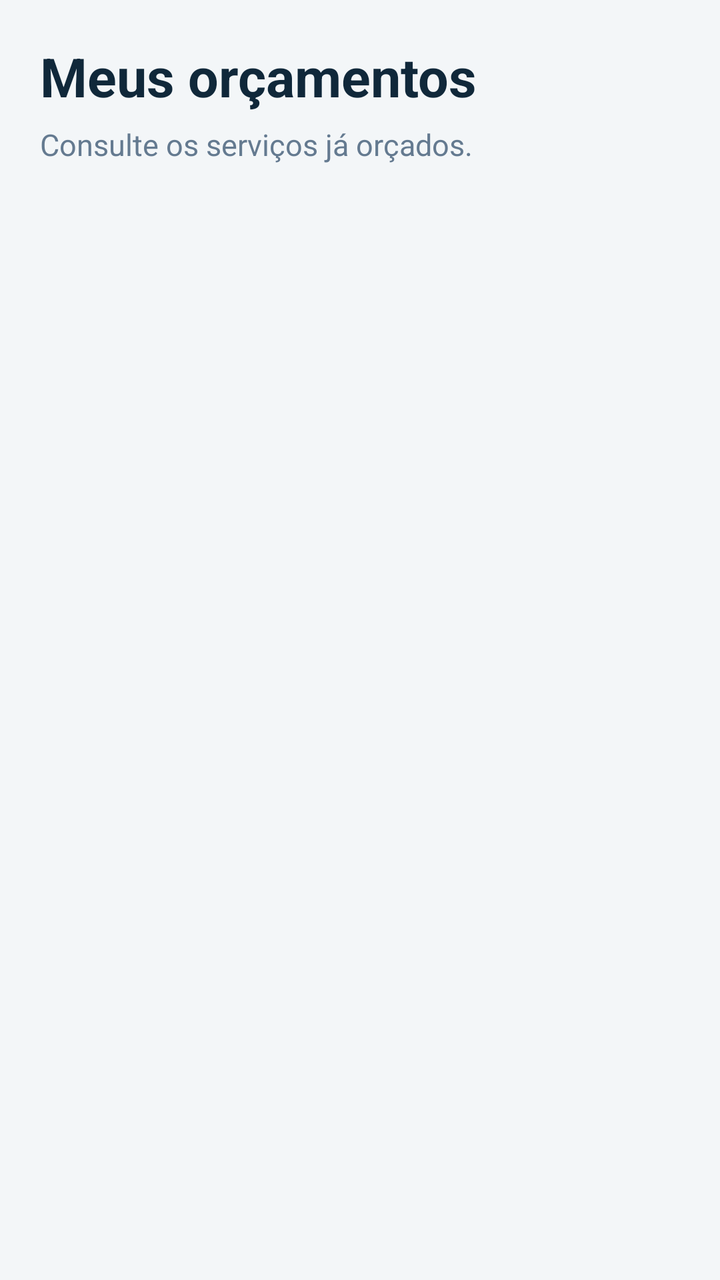
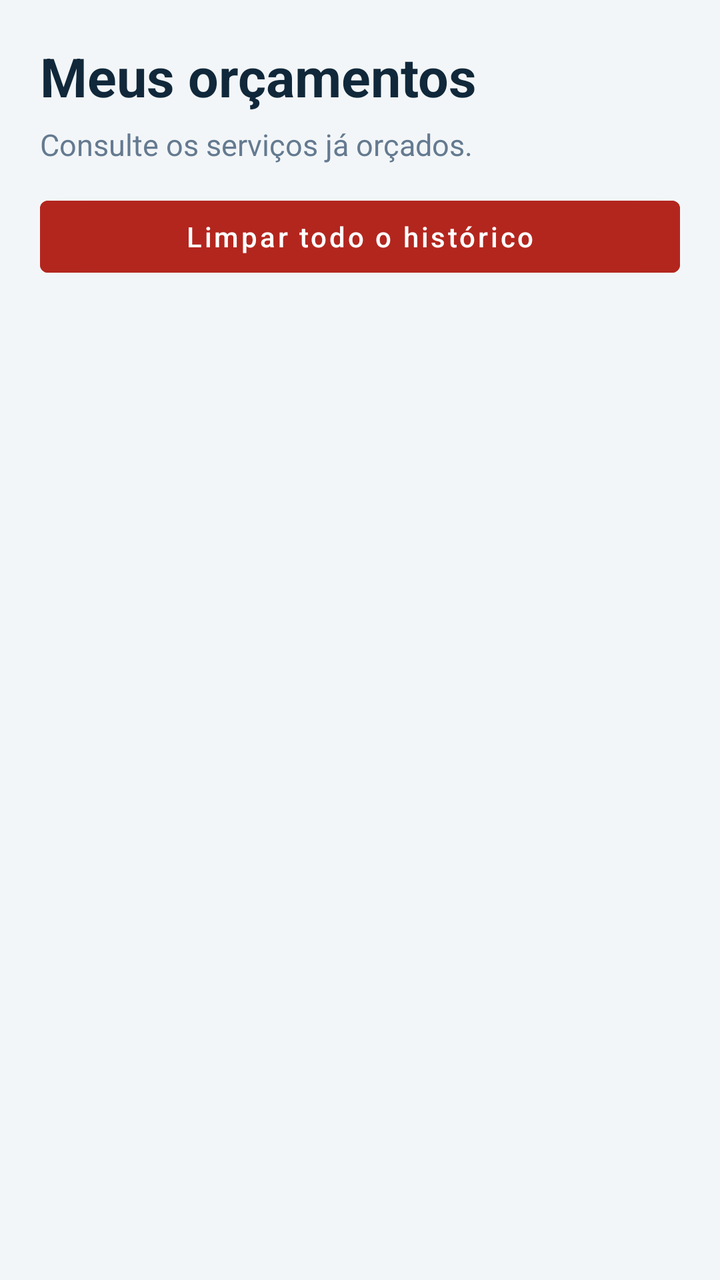

Two renders of the same Android screen: before a commit and after it. Below are the layout's source before the change and the commit's diff.
<!-- AndroidManifest.xml: application theme Theme.Precificaclima -->
<!-- res/layout/fragment_historico.xml -->
<?xml version="1.0" encoding="utf-8"?>
<LinearLayout
    xmlns:android="http://schemas.android.com/apk/res/android"
    android:layout_width="match_parent"
    android:layout_height="match_parent"
    android:orientation="vertical"
    android:padding="20dp"
    android:background="@color/background">

    
    <TextView
        android:layout_width="match_parent"
        android:layout_height="wrap_content"
        android:text="Meus orçamentos"
        android:textSize="27sp"
        android:textStyle="bold"
        android:textColor="@color/text_primary"/>

    
    <TextView
        android:layout_width="match_parent"
        android:layout_height="wrap_content"
        android:layout_marginTop="6dp"
        android:text="Consulte os serviços já orçados."
        android:textSize="15sp"
        android:textColor="@color/text_secondary"/>
    
    <TextView
        android:id="@+id/txtHistoricoVazio"
        android:layout_width="match_parent"
        android:layout_height="wrap_content"
        android:layout_marginTop="32dp"
        android:gravity="center"
        android:text="Você ainda não possui orçamentos.\nCrie seu primeiro orçamento para começar!"
        android:textSize="15sp"
        android:textColor="@color/text_secondary"
        android:visibility="gone"/>

    
    <androidx.recyclerview.widget.RecyclerView
        android:id="@+id/recyclerOrcamentos"
        android:layout_width="match_parent"
        android:layout_height="0dp"
        android:layout_weight="1"
        android:layout_marginTop="20dp"
        android:paddingBottom="8dp"
        android:clipToPadding="false"/>

</LinearLayout>
<!-- resources referenced by this layout -->
<resources>
  <color name="background">#F3F6F8</color>
  <color name="text_primary">#10283A</color>
  <color name="text_secondary">#647A90</color>
  <style name="Theme.Precificaclima" parent="Theme.MaterialComponents.DayNight.NoActionBar">
  
          <item name="colorPrimary">@color/primary_teal</item>
  
          <item name="colorSecondary">@color/accent_blue</item>
  
          <item name="android:statusBarColor">@color/primary_dark</item>
  
          <item name="android:navigationBarColor">@color/primary_dark</item>
  
          <item name="android:windowLightStatusBar">false</item>
  
          <item name="android:textColorPrimary">@color/text_primary</item>
          <item name="android:textColorSecondary">@color/text_secondary</item>
          <item name="colorOnSurface">@color/text_primary</item>
  
      </style>
  <color name="primary_teal">#058E89</color>
  <color name="accent_blue">#425CF3</color>
  <color name="primary_dark">#10283A</color>
</resources>

<!-- the commit's change to res/layout/fragment_historico.xml (unified diff, before → after) -->
@@ -25,6 +25,19 @@
         android:textSize="15sp"
         android:textColor="@color/text_secondary"/>
     
+
+
+    <Button
+        android:id="@+id/btnLimparHistorico"
+        android:layout_width="match_parent"
+        android:layout_height="48dp"
+        android:layout_marginTop="12dp"
+        android:layout_marginBottom="12dp"
+        android:text="Limpar todo o histórico"
+        android:textAllCaps="false"
+        android:textColor="@android:color/white"
+        android:backgroundTint="#B3261E"/>
+
     <TextView
         android:id="@+id/txtHistoricoVazio"
         android:layout_width="match_parent"
